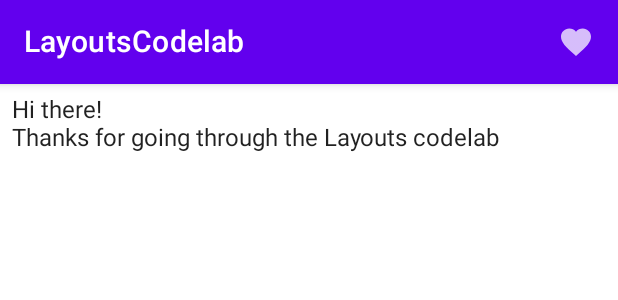
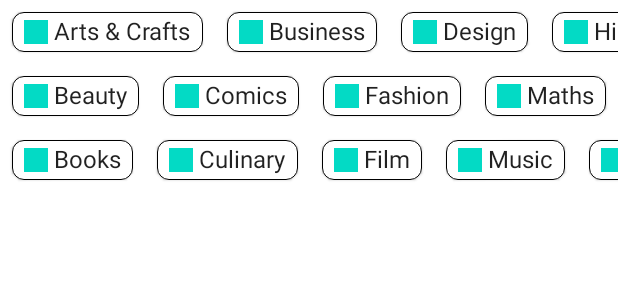
Before and after one commit to MilkBiscuit/JetpackComposeTutorial, an Android app built with Jetpack Compose: the @Preview function LayoutsCodelabPreview, on a phone screen of 412 x 824 dp. Shown: the top 300 px of the screen. Run offline under Robolectric (Android 15) with nearby library versions, the phone set to English and light mode, and no system bars; pictures from the network do not load.

Commit message:
Finish step 8 - Complex custom layout

```diff
--- a/app/src/main/java/com/example/jetpackcomposetutorial/LayoutMainActivity.kt
+++ b/app/src/main/java/com/example/jetpackcomposetutorial/LayoutMainActivity.kt
@@ -18,8 +18,11 @@ import androidx.compose.runtime.rememberCoroutineScope
 import androidx.compose.ui.Alignment
 import androidx.compose.ui.Modifier
 import androidx.compose.ui.draw.clip
+import androidx.compose.ui.graphics.Color
+import androidx.compose.ui.layout.Layout
 import androidx.compose.ui.text.font.FontWeight
 import androidx.compose.ui.tooling.preview.Preview
+import androidx.compose.ui.unit.Dp
 import androidx.compose.ui.unit.dp
 import coil.compose.rememberImagePainter
 import com.example.jetpackcomposetutorial.ui.theme.LayoutsCodelabTheme
@@ -30,9 +33,101 @@ class LayoutMainActivity : ComponentActivity() {
         super.onCreate(savedInstanceState)
         setContent {
             LayoutsCodelabTheme {
-                ScrollingList()
+                LayoutsCodelab()
             }
         }
+    }
+}
+
+@Composable
+fun StaggeredGrid(
+    modifier: Modifier = Modifier,
+    rows: Int = 3,
+    content: @Composable () -> Unit
+) {
+    Layout(
+        modifier = modifier,
+        content = content
+    ) { measurables, constraints ->
+        // Keep track of the width of each row
+        val rowWidths = IntArray(rows) { 0 }
+
+        // Keep track of the max height of each row
+        val rowHeights = IntArray(rows) { 0 }
+
+        // Don't constrain child views further, measure them with given constraints
+        // List of measured children
+        val placeables = measurables.mapIndexed { index, measurable ->
+
+            // Measure each child
+            val placeable = measurable.measure(constraints)
+
+            // Track the width and max height of each row
+            val row = index % rows
+            rowWidths[row] += placeable.width
+            rowHeights[row] = Math.max(rowHeights[row], placeable.height)
+
+            placeable
+        }
+
+        // Grid's width is the widest row
+        val width = rowWidths.maxOrNull()
+            ?.coerceIn(constraints.minWidth.rangeTo(constraints.maxWidth)) ?: constraints.minWidth
+
+        // Grid's height is the sum of the tallest element of each row
+        // coerced to the height constraints
+        val height = rowHeights.sumOf { it }
+            .coerceIn(constraints.minHeight.rangeTo(constraints.maxHeight))
+
+        // Y of each row, based on the height accumulation of previous rows
+        val rowY = IntArray(rows) { 0 }
+        for (i in 1 until rows) {
+            rowY[i] = rowY[i-1] + rowHeights[i-1]
+        }
+
+        // Set the size of the parent layout
+        layout(width, height) {
+            // x cord we have placed up to, per row
+            val rowX = IntArray(rows) { 0 }
+
+            placeables.forEachIndexed { index, placeable ->
+                val row = index % rows
+                placeable.placeRelative(
+                    x = rowX[row],
+                    y = rowY[row]
+                )
+                rowX[row] += placeable.width
+            }
+        }
+    }
+}
+
+@Composable
+fun Chip(modifier: Modifier = Modifier, text: String) {
+    Card(
+        modifier = modifier,
+        border = BorderStroke(color = Color.Black, width = Dp.Hairline),
+        shape = RoundedCornerShape(8.dp)
+    ) {
+        Row(
+            modifier = Modifier.padding(start = 8.dp, top = 4.dp, end = 8.dp, bottom = 4.dp),
+            verticalAlignment = Alignment.CenterVertically
+        ) {
+            Box(
+                modifier = Modifier.size(16.dp, 16.dp)
+                    .background(color = MaterialTheme.colors.secondary)
+            )
+            Spacer(Modifier.width(4.dp))
+            Text(text = text)
+        }
+    }
+}
+
+@Preview
+@Composable
+fun ChipPreview() {
+    LayoutsCodelabTheme {
+        Chip(text = "Hi there")
     }
 }
 
@@ -111,11 +206,20 @@ fun LayoutsCodelab() {
     }
 }
 
+val topics = listOf(
+    "Arts & Crafts", "Beauty", "Books", "Business", "Comics", "Culinary",
+    "Design", "Fashion", "Film", "History", "Maths", "Music", "People", "Philosophy",
+    "Religion", "Social sciences", "Technology", "TV", "Writing"
+)
+
 @Composable
 fun BodyContent(modifier: Modifier = Modifier) {
-    Column(modifier = modifier) {
-        Text(text = "Hi there!")
-        Text(text = "Thanks for going through the Layouts codelab")
+    Row(modifier = modifier.horizontalScroll(rememberScrollState())) {
+        StaggeredGrid {
+            for (topic in topics) {
+                Chip(modifier = Modifier.padding(8.dp), text = topic)
+            }
+        }
     }
 }
 
@@ -123,7 +227,7 @@ fun BodyContent(modifier: Modifier = Modifier) {
 @Composable
 fun LayoutsCodelabPreview() {
     LayoutsCodelabTheme {
-        LayoutsCodelab()
+        BodyContent()
     }
 }
 
```
